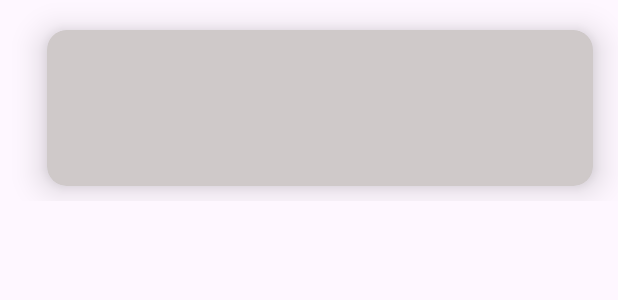
After one commit to tamzidisrakadol/kotlinVolley, an Android app: the layout shimmer_layout.xml on its own in the app's theme, with its tools: preview values and no code run, on a phone screen of 412 x 824 dp. The commit adds this screen. Shown: the top 300 px of the screen. Run offline under Robolectric (Android 15) with nearby library versions, the phone set to English and light mode, and no system bars; network calls fail.

Commit message:
fetch data from mySql database add swipe refresh layout and shimmer_layout.xml

```diff
--- a/app/src/main/res/layout/customeritem_layout.xml
+++ b/app/src/main/res/layout/customeritem_layout.xml
@@ -8,7 +8,7 @@
 
     <androidx.cardview.widget.CardView
         android:layout_width="@dimen/_280sdp"
-        android:layout_height="@dimen/_100sdp"
+        android:layout_height="@dimen/_80sdp"
         android:layout_marginTop="20dp"
         android:layout_marginBottom="10dp"
         app:cardCornerRadius="@dimen/_10sdp"
--- /dev/null
+++ b/app/src/main/res/layout/shimmer_layout.xml
@@ -0,0 +1,22 @@
+<?xml version="1.0" encoding="utf-8"?>
+<androidx.constraintlayout.widget.ConstraintLayout xmlns:android="http://schemas.android.com/apk/res/android"
+    xmlns:app="http://schemas.android.com/apk/res-auto"
+    xmlns:tools="http://schemas.android.com/tools"
+    android:layout_width="match_parent"
+    android:layout_height="wrap_content">
+
+    <androidx.cardview.widget.CardView
+        android:layout_width="@dimen/_280sdp"
+        android:layout_height="@dimen/_80sdp"
+        android:layout_marginTop="20dp"
+        android:layout_marginBottom="10dp"
+        android:backgroundTint="#CFC9C9"
+        app:cardCornerRadius="@dimen/_10sdp"
+        app:cardElevation="@dimen/_10sdp"
+        app:layout_constraintBottom_toBottomOf="parent"
+        app:layout_constraintEnd_toEndOf="parent"
+        app:layout_constraintHorizontal_bias="0.659"
+        app:layout_constraintStart_toStartOf="parent"
+        app:layout_constraintTop_toTopOf="parent" />
+
+</androidx.constraintlayout.widget.ConstraintLayout>
```
Also changed, not shown: app/build.gradle (+10 -2 lines), app/src/main/java/com/example/datafetchfromphp/views/MainActivity.kt (+47 -2 lines), app/src/main/res/layout/activity_main.xml (+46 -7 lines).
